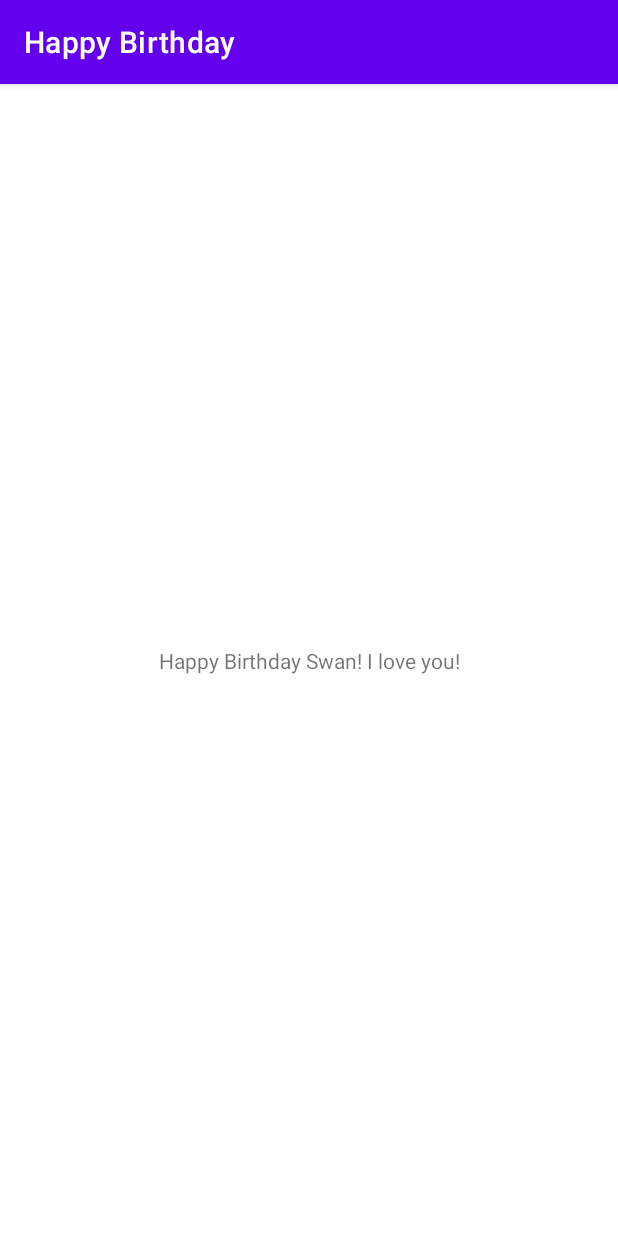
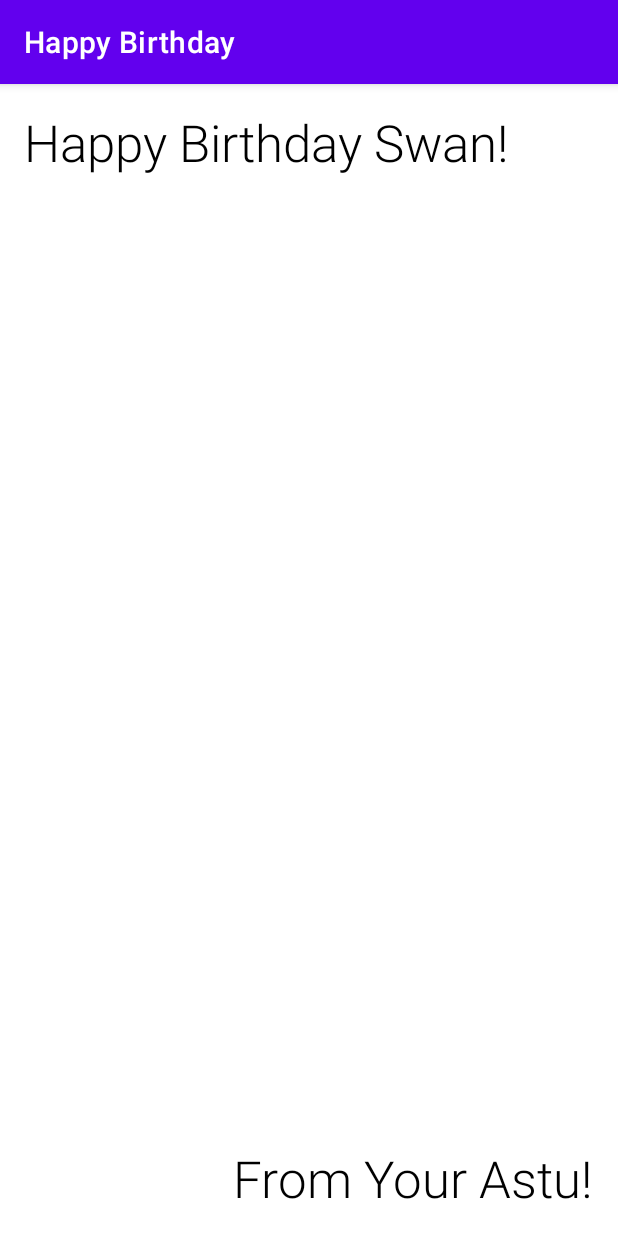
Before and after one commit to mirmdasif/happybirthday, an Android app: the screen it shows after launch (MainActivity), on a phone screen of 412 x 824 dp. Run offline under Robolectric (Android 15) with nearby library versions, the phone set to English and light mode, and no system bars.

Commit message:
Create Birthday Card App

```diff
--- a/app/src/main/res/layout/activity_main.xml
+++ b/app/src/main/res/layout/activity_main.xml
@@ -7,12 +7,28 @@
     tools:context=".MainActivity">
 
     <TextView
+        android:id="@+id/textView"
         android:layout_width="wrap_content"
         android:layout_height="wrap_content"
-        android:text="Happy Birthday Swan! I love you!"
-        app:layout_constraintBottom_toBottomOf="parent"
-        app:layout_constraintLeft_toLeftOf="parent"
-        app:layout_constraintRight_toRightOf="parent"
+        android:layout_marginStart="16dp"
+        android:layout_marginTop="16dp"
+        android:fontFamily="sans-serif-light"
+        android:text="@string/wish"
+        android:textColor="@android:color/black"
+        android:textSize="34sp"
+        app:layout_constraintStart_toStartOf="parent"
         app:layout_constraintTop_toTopOf="parent" />
 
+    <TextView
+        android:id="@+id/textView2"
+        android:layout_width="wrap_content"
+        android:layout_height="wrap_content"
+        android:layout_marginEnd="16dp"
+        android:layout_marginBottom="16dp"
+        android:fontFamily="sans-serif-light"
+        android:text="@string/signature"
+        android:textColor="@android:color/black"
+        android:textSize="34sp"
+        app:layout_constraintBottom_toBottomOf="parent"
+        app:layout_constraintEnd_toEndOf="parent" />
 </androidx.constraintlayout.widget.ConstraintLayout>
--- a/app/src/main/res/values/strings.xml
+++ b/app/src/main/res/values/strings.xml
@@ -1,3 +1,5 @@
 <resources>
     <string name="app_name">Happy Birthday</string>
+    <string name="signature">From Your Astu!</string>
+    <string name="wish">Happy Birthday Swan!</string>
 </resources>
```
